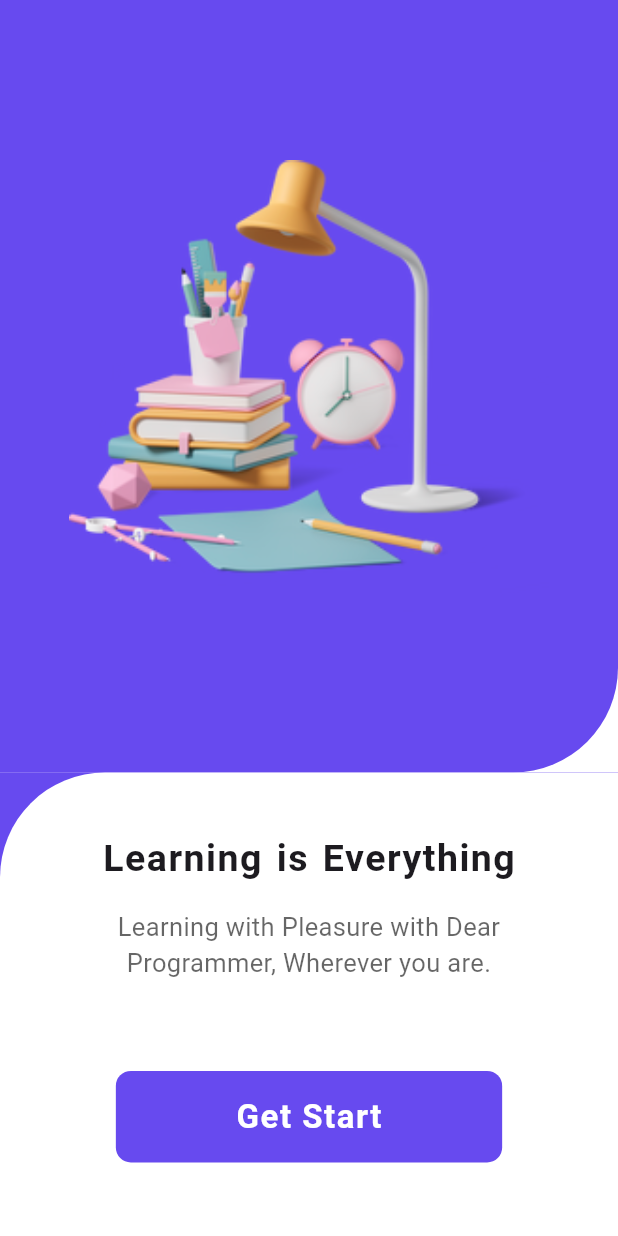
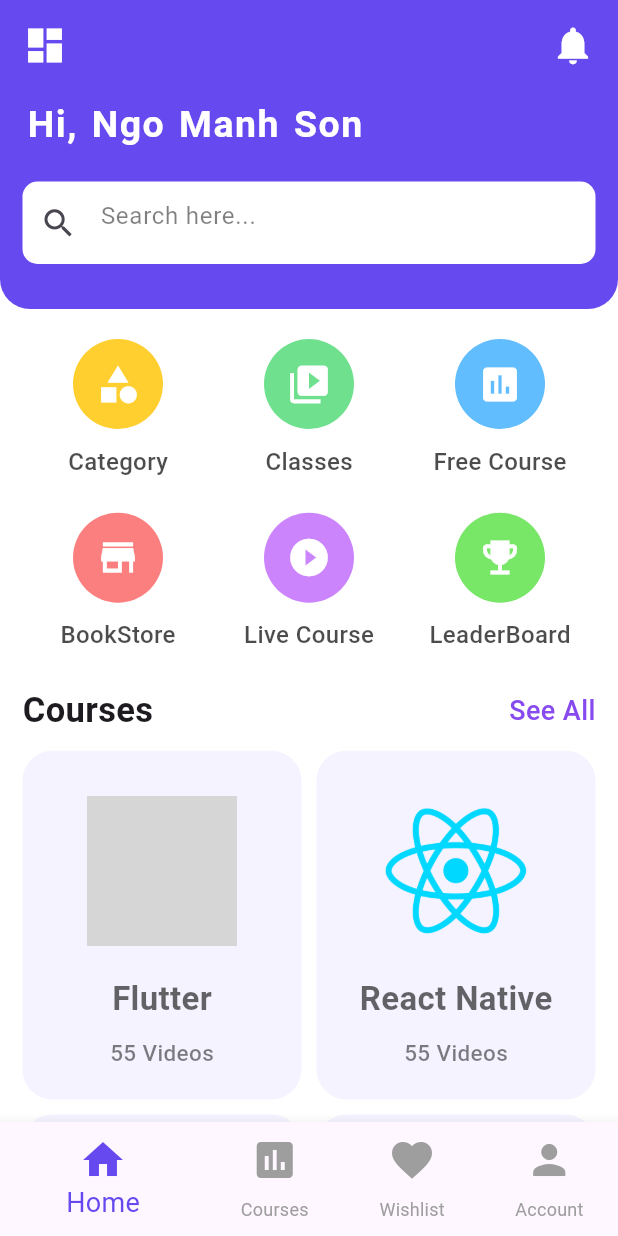
Before and after one commit to ngomanhson/Education-App, a Flutter app: the screen it shows after launch, after a tap on "Get Start", on a phone screen of 412 x 824 dp. Run offline on Flutter 3.47's test engine with Material 3 defaults, Android fonts, the phone set to English and light mode, and no system bars; grey boxes are pictures that could not be loaded.

Commit message:
Home screen

```diff
--- /dev/null
+++ b/lib/screens/home_screen.dart
@@ -0,0 +1,246 @@
+import 'package:flutter/cupertino.dart';
+import 'package:flutter/material.dart';
+import 'package:flutter/painting.dart';
+import 'package:flutter/rendering.dart';
+import 'package:flutter/widgets.dart';
+
+class HomePage extends StatelessWidget {
+
+  // Creating static data in lists
+  List catNames = [
+    'Category',
+    'Classes',
+    'Free Course',
+    'BookStore',
+    'Live Course',
+    'LeaderBoard'
+  ];
+
+  List<Color> catColors = [
+    Color(0xFFFFCF2F),
+    Color(0xFF6FE08D),
+    Color(0xFF61BDFD),
+    Color(0xFFFC7F7F),
+    Color(0xFFCB84FB),
+    Color(0xFF78E667),
+  ];
+
+  List<Icon> catIcons = [
+    Icon(Icons.category, color: Colors.white, size: 30,),
+    Icon(Icons.video_library, color: Colors.white, size: 30),
+    Icon(Icons.assessment, color: Colors.white, size: 30),
+    Icon(Icons.store, color: Colors.white, size: 30),
+    Icon(Icons.play_circle_fill, color: Colors.white, size: 30),
+    Icon(Icons.emoji_events, color: Colors.white, size: 30),
+  ];
+
+  List imgList = [
+    'Flutter',
+    'React Native',
+    'Python',
+    'C#'
+  ];
+
+  @override
+  Widget build(BuildContext context) {
+    return Scaffold(
+      body: ListView(
+        children: [
+          Container(
+            padding:  const EdgeInsets.only(top: 15, right: 15, bottom: 10, left: 15),
+            decoration:  const BoxDecoration(
+              color: Color(0xFF674AEF),
+              borderRadius: BorderRadius.only(
+                bottomLeft: Radius.circular(20),
+                bottomRight: Radius.circular(20),
+              ),
+            ),
+            child:  Column(
+              crossAxisAlignment: CrossAxisAlignment.start,
+              children: [
+                 const Row(
+                  mainAxisAlignment: MainAxisAlignment.spaceBetween,
+                  children: [
+                    Icon(
+                      Icons.dashboard,
+                      size: 30,
+                      color: Colors.white,
+                    ),
+                    Icon(
+                      Icons.notifications,
+                      size: 30,
+                      color: Colors.white,
+                    ),
+                ],),
+                 const SizedBox(height: 20),
+                 const Padding(
+                  padding: EdgeInsets.only(left: 3, bottom: 15),
+                  child: Text(
+                    "Hi, Ngo Manh Son",
+                    style: TextStyle(
+                      fontSize: 25,
+                      fontWeight: FontWeight.w600,
+                      letterSpacing: 1,
+                      wordSpacing: 2,
+                      color: Colors.white,
+                  ),),
+                ),
+                 Container(
+                  margin:  const EdgeInsets.only(top: 5, bottom: 20),
+                  width: MediaQuery.of(context).size.width,
+                  height: 55,
+                  alignment: Alignment.center,
+                  decoration: BoxDecoration(
+                    color: Colors.white,
+                    borderRadius: BorderRadius.circular(10)
+                  ),
+                   child: TextFormField(
+                     decoration: InputDecoration(
+                       border: InputBorder.none,
+                       hintText: "Search here...",
+                       hintStyle: TextStyle(
+                         color: Colors.black.withOpacity(0.5)
+                       ),
+                       prefixIcon: const Icon(
+                         Icons.search,
+                         size: 25,
+                       ),
+                     ),
+                   ),
+                ),
+              ],
+            ),
+          ),
+          Padding(
+            padding: const EdgeInsets.only(top: 20, left: 15, right: 15),
+            child: Column(children: [
+                GridView.builder(
+                  itemCount: catNames.length,
+                  shrinkWrap: true,
+                  physics: const NeverScrollableScrollPhysics(),
+                  gridDelegate: const SliverGridDelegateWithFixedCrossAxisCount(
+                    crossAxisCount: 3,
+                    childAspectRatio: 1.1,
+                  ),
+                  itemBuilder: (context, index){
+                    return Column(
+                      children: [
+                        Container(
+                          width: 60,
+                          height: 60,
+                          decoration: BoxDecoration(
+                            color: catColors[index],
+                            shape: BoxShape.circle,
+                          ),
+                          child: Center(
+                            child: catIcons[index],
+                          ),
+                        ),
+                        const SizedBox(height: 10,),
+                        Text(
+                          catNames[index],
+                          style: TextStyle(
+                            fontSize: 16,
+                            fontWeight: FontWeight.w500,
+                            color: Colors.black.withOpacity(0.7)
+                          ),
+                        )
+                      ],
+                    );
+                  },
+                ),
+              const Row(
+                mainAxisAlignment: MainAxisAlignment.spaceBetween,
+                children: [
+                  Text(
+                      "Courses",
+                    style: TextStyle(
+                      fontSize: 23,
+                      fontWeight: FontWeight.w600,
+                    ),
+                  ),
+                  Text(
+                    "See All",
+                    style: TextStyle(
+                      fontSize: 18,
+                      fontWeight: FontWeight.w500,
+                      color: Color(0xFF874AEF)
+                    ),
+                  ),
+                ],
+              ),
+              const SizedBox(height: 10),
+              GridView.builder(
+                itemCount: imgList.length,
+                  shrinkWrap: true,
+                  physics: const NeverScrollableScrollPhysics(),
+                  gridDelegate: const SliverGridDelegateWithFixedCrossAxisCount(
+                    crossAxisCount: 2,
+                    // childAspectRatio: (MediaQuery.of(context).size.height - 50 - 25) / (4 * 240),
+                    childAspectRatio: 0.8,
+                    mainAxisSpacing: 10,
+                    crossAxisSpacing: 10,
+                  ),
+                itemBuilder: (context, index) {
+                  return InkWell(
+                    onTap: (){},
+                    child: Container(
+                      padding: const EdgeInsets.symmetric(vertical: 20, horizontal: 10),
+                      decoration: BoxDecoration(
+                        borderRadius: BorderRadius.circular(20),
+                        color: const Color(0xFFF5F3FF),
+                      ),
+                      child: Column(
+                        children: [
+                          Padding(
+                            padding: const EdgeInsets.all(10),
+                            child: Image.asset(
+                              "assets/images/${imgList[index]}.png",
+                              width: 100,
+                              height: 100,
+                            ),
+                          ),
+                          const SizedBox(height: 10),
+                          Text(
+                            imgList[index],
+                            style: TextStyle(
+                              fontSize: 22,
+                              fontWeight: FontWeight.w600,
+                              color: Colors.black.withOpacity(0.6)
+                            ),
+                          ),
+                          const SizedBox(height: 10),
+                          Text(
+                            "55 Videos",
+                            style: TextStyle(
+                              fontSize: 15,
+                              fontWeight: FontWeight.w500,
+                              color: Colors.black.withOpacity(0.5),
+                          ),),
+                        ],
+                      ),
+                    ),
+                  );
+                }
+              )
+              ],
+            ),
+          ),
+        ],
+      ),
+      bottomNavigationBar: BottomNavigationBar(
+        showUnselectedLabels: true,
+        iconSize: 32,
+        selectedItemColor: const Color(0xFF674AEF),
+        selectedFontSize: 18,
+        unselectedItemColor: Colors.grey,
+        items: const [
+          BottomNavigationBarItem(icon: Icon(Icons.home), label: 'Home'),
+          BottomNavigationBarItem(icon: Icon(Icons.assessment), label: 'Courses'),
+          BottomNavigationBarItem(icon: Icon(Icons.favorite), label: 'Wishlist'),
+          BottomNavigationBarItem(icon: Icon(Icons.person), label: 'Account'),
+        ],
+      ),
+    );
+  }
+}
--- a/lib/screens/welcome_screen.dart
+++ b/lib/screens/welcome_screen.dart
@@ -1,5 +1,6 @@
 import 'dart:ui';
 
+import 'package:education/screens/home_screen.dart';
 import 'package:flutter/cupertino.dart';
 import 'package:flutter/material.dart';
 import 'package:flutter/painting.dart';
@@ -64,9 +65,9 @@ class WelcomeScreen extends StatelessWidget {
                         wordSpacing: 2,
                       )
                   ),
-                  SizedBox(height: 15),
+                  const SizedBox(height: 15),
                   Padding(
-                      padding: EdgeInsets.symmetric(horizontal: 40),
+                      padding: const EdgeInsets.symmetric(horizontal: 40),
                       child: Text(
                           "Learning with Pleasure with Dear Programmer, Wherever you are.",
                         textAlign: TextAlign.center,
@@ -81,7 +82,13 @@ class WelcomeScreen extends StatelessWidget {
                     color: const Color(0xFF674AEF),
                     borderRadius: BorderRadius.circular(10),
                     child: InkWell(
-                      onTap: (){},
+                      onTap: (){
+                        Navigator.push(
+                            context,
+                            MaterialPageRoute(
+                                builder: (context)=> HomePage(),
+                            ));
+                      },
                       child: Container(
                         padding: const EdgeInsets.symmetric(vertical: 15, horizontal: 80),
                         child: const Text(
```
Also changed, not shown: 1 other file.
